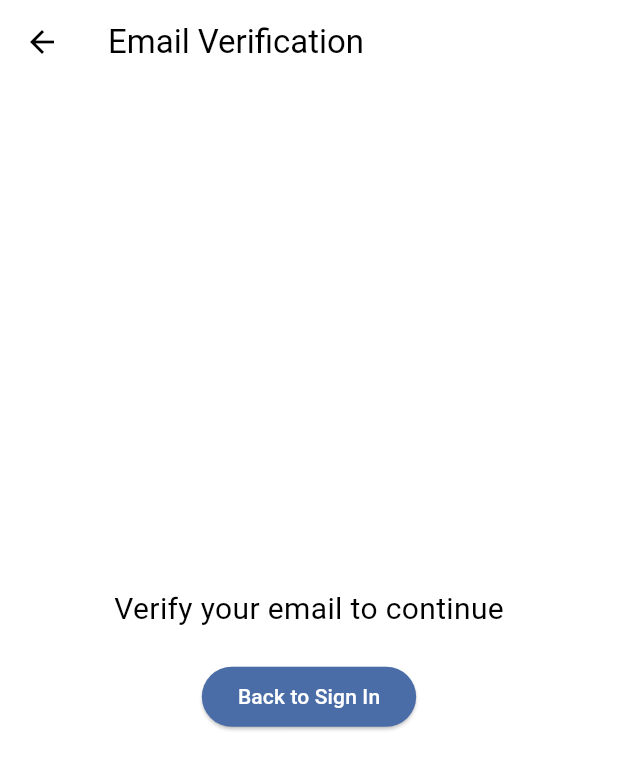
After one commit to Bosohyun/memoircanvas, a Flutter app: the EmailVerificationScreen screen opened directly, on a phone screen of 412 x 824 dp. The commit adds this screen. Shown: the top 770 px of the screen. Run offline on Flutter 3.47's test engine with Material 3 defaults, Android fonts, the phone set to English and light mode, and no system bars; our stand-ins replace auto_size_text, bloc, cached_network_image, cloud_firestore, dartz, equatable and 18 more; missing offline and left inert: fast_image_resizer, firebase_ui_auth, flutter_email_sender; accounts and stored records are empty; statements that could not run were skipped; project files that could hold a hidden picture were left out.

```diff
--- a/lib/src/auth/presentation/bloc/auth_bloc.dart
+++ b/lib/src/auth/presentation/bloc/auth_bloc.dart
@@ -2,6 +2,7 @@ import 'dart:io';
 
 import 'package:bloc/bloc.dart';
 import 'package:equatable/equatable.dart';
+import 'package:flutter_email_sender/flutter_email_sender.dart';
 import 'package:memoircanvas/core/enums/updata_user.dart';
 import 'package:memoircanvas/src/auth/domain/entities/user.dart';
 import 'package:memoircanvas/src/auth/domain/usecases/forgot_password.dart';
@@ -31,6 +32,7 @@ class AuthBloc extends Bloc<AuthEvent, AuthState> {
     });
     on<SignInEvent>(_signInHandler);
     on<SignInWithGoogleEvent>(_signInWithGoogleHandler);
+
     on<SignUpEvent>(_signUpHandler);
     on<ForgotPasswordEvent>(_forgotPasswordHandler);
     on<UpdateUserEvent>(_updateUserHandler);
@@ -83,7 +85,7 @@ class AuthBloc extends Bloc<AuthEvent, AuthState> {
 
     result.fold(
       (failure) => emit(AuthError(failure.errorMessage)),
-      (_) => emit(const SignedUp()),
+      (_) => emit(const EmailVerificationSent()),
     );
   }
 
--- a/lib/src/auth/presentation/bloc/auth_state.dart
+++ b/lib/src/auth/presentation/bloc/auth_state.dart
@@ -24,6 +24,10 @@ class SignedIn extends AuthState {
   List<Object> get props => [user];
 }
 
+class EmailVerificationSent extends AuthState {
+  const EmailVerificationSent();
+}
+
 class SignedUp extends AuthState {
   const SignedUp();
 }
--- /dev/null
+++ b/lib/src/auth/presentation/views/email_verification_screen.dart
@@ -0,0 +1,101 @@
+import 'dart:async';
+
+import 'package:firebase_auth/firebase_auth.dart';
+import 'package:flutter/material.dart';
+import 'package:flutter_bloc/flutter_bloc.dart';
+import 'package:memoircanvas/core/extensions/context_extension.dart';
+import 'package:memoircanvas/core/utils/core_utils.dart';
+import 'package:memoircanvas/src/auth/presentation/bloc/auth_bloc.dart';
+import 'package:memoircanvas/src/auth/presentation/views/sign_in_screen.dart';
+
+class EmailVerificationScreen extends StatefulWidget {
+  const EmailVerificationScreen({super.key});
+
+  @override
+  State<EmailVerificationScreen> createState() =>
+      _EmailVerificationScreenState();
+}
+
+class _EmailVerificationScreenState extends State<EmailVerificationScreen> {
+  bool isEmailVerified = false;
+  Timer? timer;
+
+  @override
+  void initState() {
+    super.initState();
+    timer =
+        Timer.periodic(const Duration(seconds: 3), (_) => checkEmailVerified());
+  }
+
+  checkEmailVerified() async {
+    await FirebaseAuth.instance.currentUser?.reload();
+    if (mounted) {
+      setState(() {
+        isEmailVerified = FirebaseAuth.instance.currentUser!.emailVerified;
+      });
+    }
+
+    if (isEmailVerified) {
+      if (isEmailVerified) {
+        timer?.cancel();
+
+        // snackbar to show email verified
+
+        if (mounted) {
+          CoreUtils.showSnackBar(context, 'Email Verified');
+        }
+
+        //naviage to sign in screen
+        if (mounted) {
+          Navigator.of(context).pushReplacementNamed(SignInScreen.routeName);
+        }
+      }
+    }
+  }
+
+  @override
+  void dispose() {
+    timer?.cancel();
+    super.dispose();
+  }
+
+  @override
+  Widget build(BuildContext context) {
+    //listen firebase auth email verification
+
+    return BlocBuilder<AuthBloc, AuthState>(builder: (context, state) {
+      return Scaffold(
+        backgroundColor: context.theme.colorScheme.background,
+        appBar: AppBar(
+          title: const Text('Email Verification'),
+        ),
+        body: Center(
+          child: Column(
+            mainAxisAlignment: MainAxisAlignment.center,
+            children: [
+              Text(
+                'Verify your email to continue',
+                style: TextStyle(
+                  fontSize: 20,
+                  color: context.theme.colorScheme.onPrimary,
+                ),
+              ),
+              const SizedBox(height: 20),
+              ElevatedButton(
+                style: ElevatedButton.styleFrom(
+                    backgroundColor: context.theme.colorScheme.primary,
+                    foregroundColor: Colors.white),
+                onPressed: () {
+                  //Navagate to sign in screen
+                  Navigator.of(context)
+                      .pushReplacementNamed(SignInScreen.routeName);
+                },
+                child: const Text('Back to Sign In'),
+              ),
+            ],
+          ),
+        ),
+      );
+    });
+  }
+}
```
Also changed, not shown: lib/src/auth/data/datasources/auth_remote_data_source.dart (+10 -2 lines), lib/src/auth/presentation/views/sign_up_screen.dart (+19 -5 lines), 1 other file.
